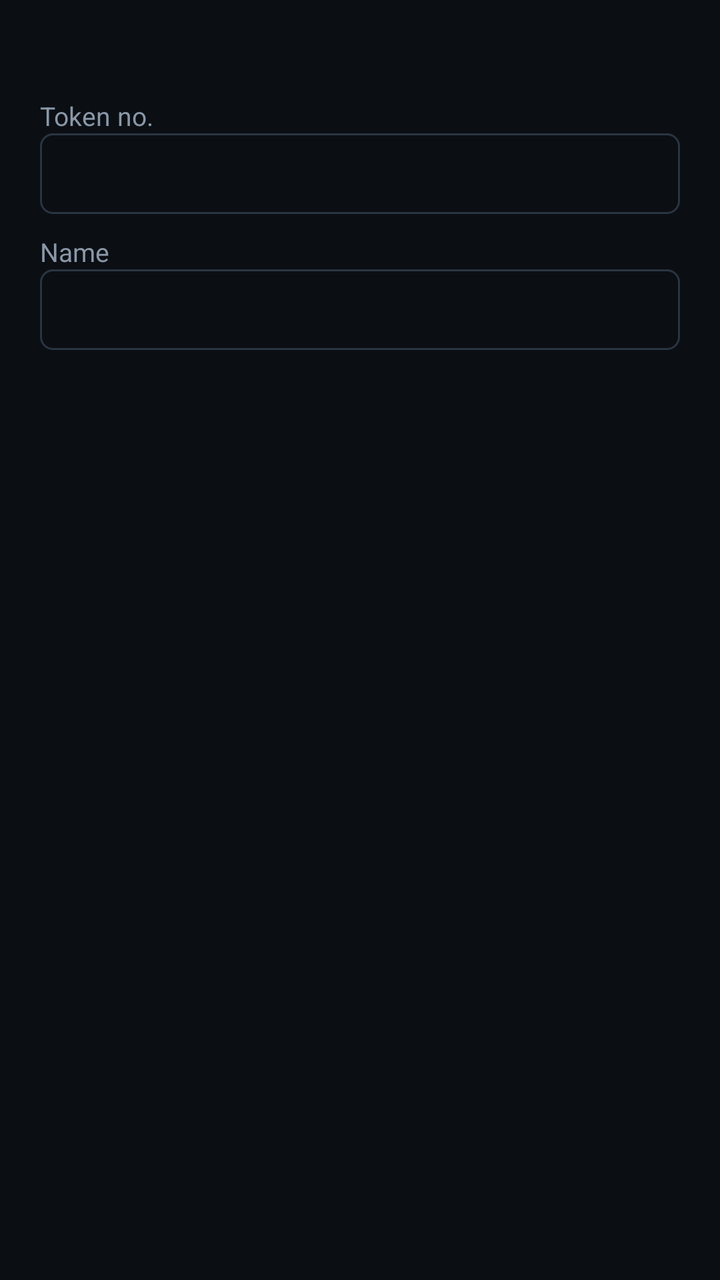
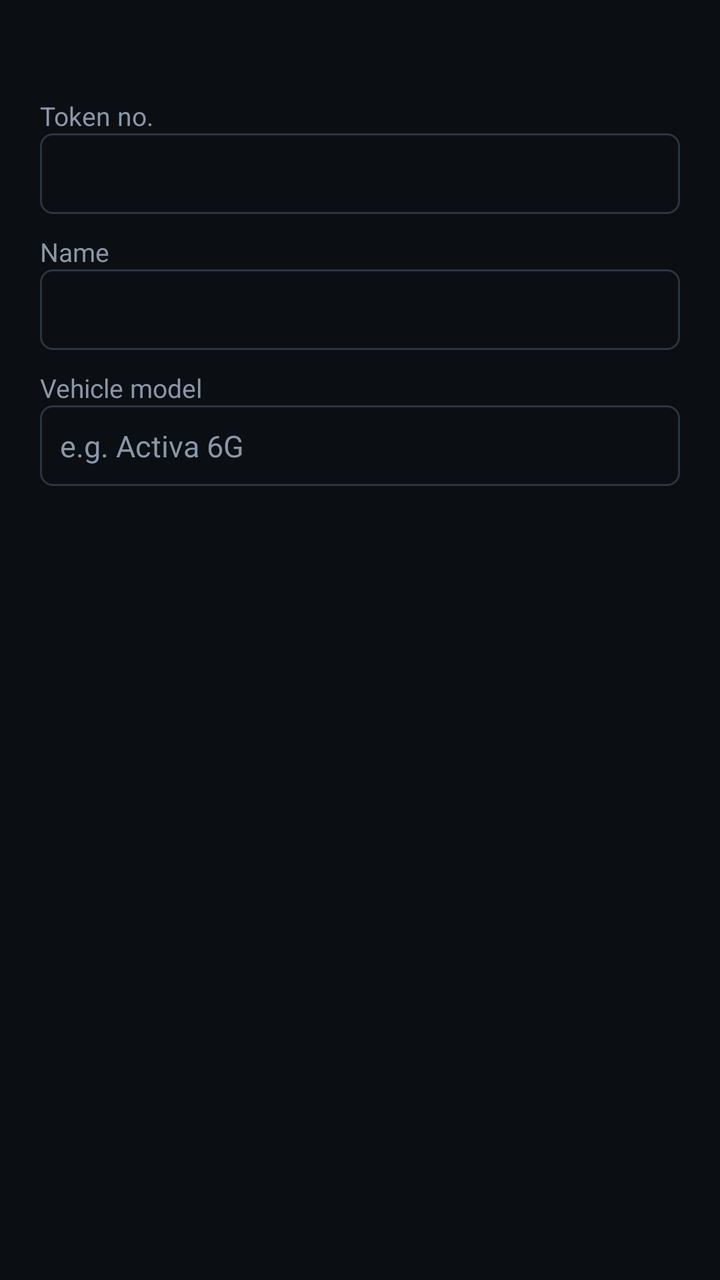

Before-and-after screenshots of an Android layout around one commit, followed by the original layout XML and the change that was made.
<!-- AndroidManifest.xml: application theme Theme.VehicleGate -->
<!-- res/layout/dialog_entry.xml -->
<?xml version="1.0" encoding="utf-8"?>
<LinearLayout xmlns:android="http://schemas.android.com/apk/res/android"
    android:layout_width="match_parent"
    android:layout_height="wrap_content"
    android:orientation="vertical"
    android:padding="20dp">

    <TextView
        android:id="@+id/info"
        android:layout_width="wrap_content"
        android:layout_height="wrap_content"
        android:textColor="@color/text_dim"
        android:textSize="14sp" />

    <TextView style="@style/FieldLabel" android:layout_width="wrap_content" android:layout_height="wrap_content" android:text="Token no." />
    <EditText android:id="@+id/token" style="@style/Field" android:layout_width="match_parent" android:layout_height="wrap_content" android:inputType="text" />

    <TextView style="@style/FieldLabel" android:layout_width="wrap_content" android:layout_height="wrap_content" android:text="Name" />
    <EditText android:id="@+id/name" style="@style/Field" android:layout_width="match_parent" android:layout_height="wrap_content" android:inputType="textPersonName|textCapWords" />
</LinearLayout>
<!-- resources referenced by this layout -->
<resources>
  <color name="text_dim">#8A97A8</color>
  <style name="Field">
          <item name="android:background">@drawable/field_bg</item>
          <item name="android:textColor">@color/text</item>
          <item name="android:textColorHint">@color/text_dim</item>
          <item name="android:textSize">15sp</item>
          <item name="android:padding">10dp</item>
          <item name="android:singleLine">true</item>
      </style>
  <style name="FieldLabel">
          <item name="android:textColor">@color/text_dim</item>
          <item name="android:textSize">13sp</item>
          <item name="android:layout_marginTop">10dp</item>
      </style>
  <style name="Theme.VehicleGate" parent="Theme.Material3.Dark.NoActionBar">
          <item name="android:windowBackground">@color/bg</item>
          <item name="colorPrimary">@color/accent</item>
          <item name="colorOnPrimary">#000000</item>
          <item name="colorSecondary">@color/accent</item>
          <item name="android:statusBarColor">@color/bg</item>
          <item name="android:navigationBarColor">@color/bg</item>
      </style>
  <!-- drawable field_bg (drawable) -->
  <?xml version="1.0" encoding="utf-8"?>
  <selector xmlns:android="http://schemas.android.com/apk/res/android">
      <item android:state_focused="true">
          <shape android:shape="rectangle">
              <solid android:color="@color/bg" />
              <stroke android:width="2dp" android:color="@color/accent" />
              <corners android:radius="6dp" />
          </shape>
      </item>
      <item>
          <shape android:shape="rectangle">
              <solid android:color="@color/bg" />
              <stroke android:width="1dp" android:color="@color/divider" />
              <corners android:radius="6dp" />
          </shape>
      </item>
  </selector>
  <color name="text">#E8EDF2</color>
  <color name="bg">#0B0F14</color>
  <color name="accent">#FFC107</color>
  <color name="divider">#2A3542</color>
</resources>

<!-- the commit's change to res/layout/dialog_entry.xml (unified diff, before → after) -->
@@ -17,4 +17,9 @@
 
     <TextView style="@style/FieldLabel" android:layout_width="wrap_content" android:layout_height="wrap_content" android:text="Name" />
     <EditText android:id="@+id/name" style="@style/Field" android:layout_width="match_parent" android:layout_height="wrap_content" android:inputType="textPersonName|textCapWords" />
+
+    <TextView style="@style/FieldLabel" android:layout_width="wrap_content" android:layout_height="wrap_content" android:text="Vehicle model" />
+    <EditText android:id="@+id/model" style="@style/Field" android:layout_width="match_parent" android:layout_height="wrap_content" android:hint="e.g. Activa 6G" android:inputType="textCapWords" />
+
+    <ImageView android:id="@+id/photo" android:layout_width="match_parent" android:layout_height="160dp" android:layout_marginTop="10dp" android:adjustViewBounds="true" android:contentDescription="snapshot" android:scaleType="fitCenter" android:visibility="gone" />
 </LinearLayout>
